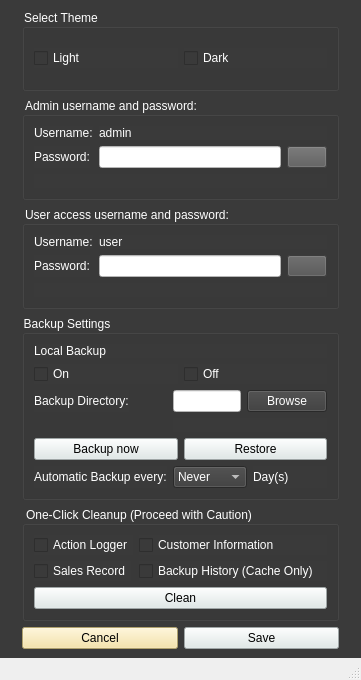
The window that admin_panel.ui (Aenan05/MAXPC) describes before a commit, drawn with Qt 5.
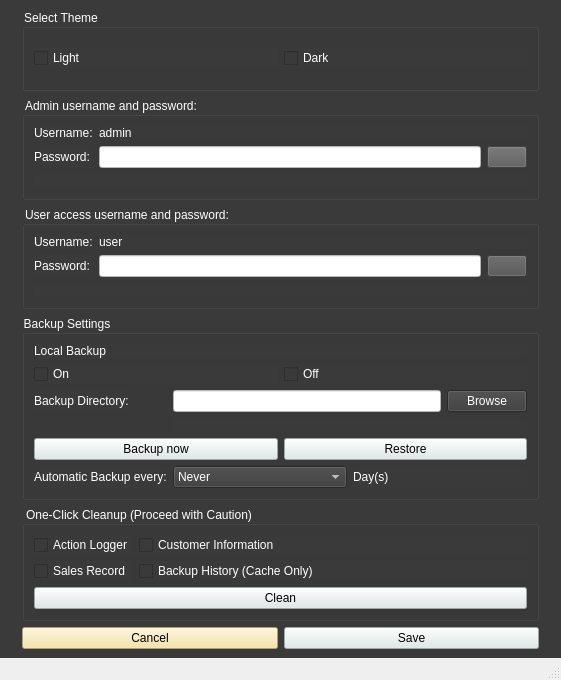
The same window after the commit. Icons and pictures are not drawn.

Commit message: 052823 1729 Edit/Rem Cat, Err Handling, Bug Fixes

What changed in the file:
```diff
--- a/admin_panel.ui
+++ b/admin_panel.ui
@@ -6,10 +6,22 @@
    <rect>
     <x>0</x>
     <y>0</y>
-    <width>361</width>
+    <width>561</width>
     <height>680</height>
    </rect>
   </property>
+  <property name="minimumSize">
+   <size>
+    <width>561</width>
+    <height>680</height>
+   </size>
+  </property>
+  <property name="maximumSize">
+   <size>
+    <width>561</width>
+    <height>16777215</height>
+   </size>
+  </property>
   <property name="windowTitle">
    <string>Admin Panel</string>
   </property>
```
Left out of the diff: 4 changed lines with no effect on the pictures. The commit also changes 2 other files.
